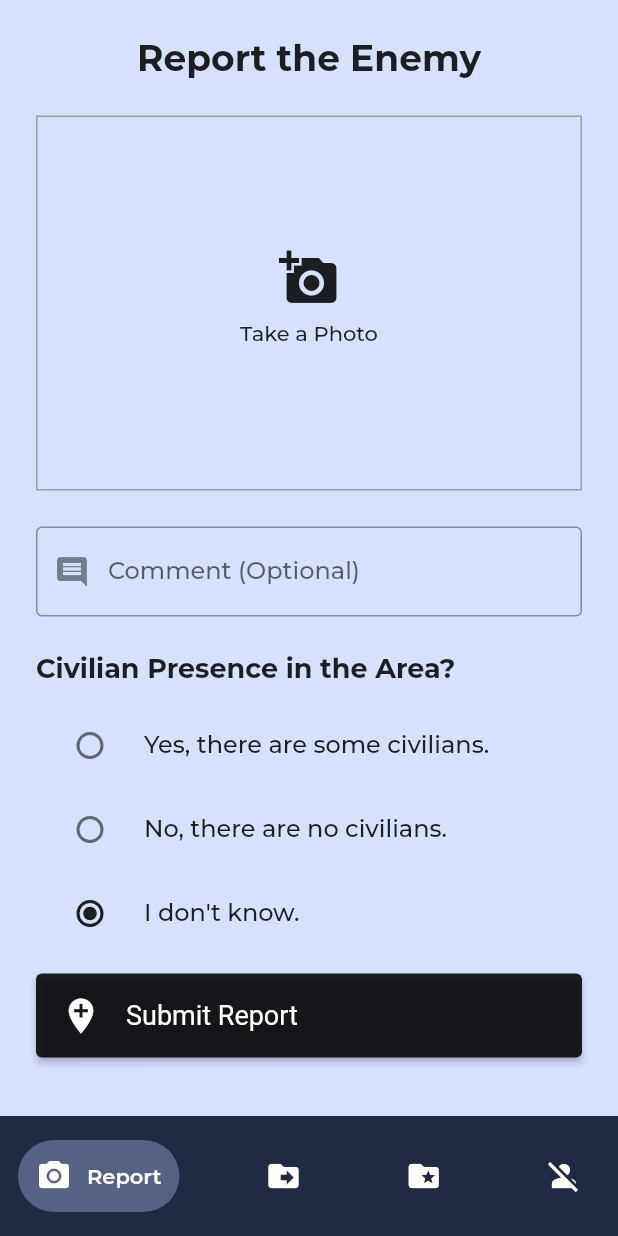
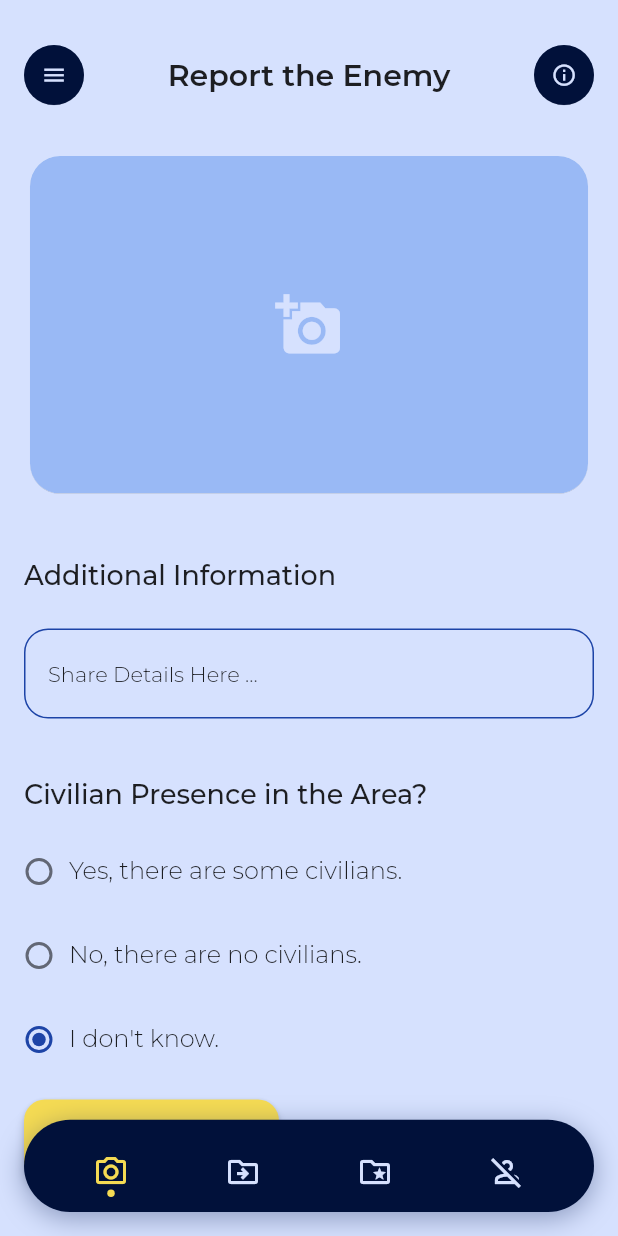
Before and after one commit to Igorkoff/TankHunter, a Flutter app: the screen it shows once a user with an empty profile is signed in, on a phone screen of 412 x 824 dp. Run offline on Flutter 3.47's test engine with Material 2 defaults, Android fonts, the phone set to English and light mode, and no system bars; drawn by our look-alikes of dot_navigation_bar, google_nav_bar, keyboard_dismisser; our stand-ins replace cloud_firestore, dio, firebase_auth, firebase_core, firebase_storage, flutter_svg and 7 more; missing offline and left inert: dio_cache_interceptor, dio_cache_interceptor_hive_store, firebase_ml_model_downloader, google_mlkit_image_labeling, observe_internet_connectivity, swipeable_tile; accounts and stored records are empty; project files that could hold a hidden picture were left out.

Commit message:
UI Improvements

```diff
--- a/lib/main.dart
+++ b/lib/main.dart
@@ -1,9 +1,9 @@
+import 'package:dot_navigation_bar/dot_navigation_bar.dart';
 import 'package:flutter/material.dart';
 import 'package:flutter/services.dart';
 import 'package:hive_flutter/hive_flutter.dart';
 import 'package:firebase_auth/firebase_auth.dart';
 import 'package:firebase_core/firebase_core.dart';
-import 'package:google_nav_bar/google_nav_bar.dart';
 import 'package:google_fonts/google_fonts.dart';
 
 import 'package:tank_hunter/presentation/pages/auth_page.dart';
@@ -43,9 +43,13 @@ class TankHunter extends StatelessWidget {
           titleMedium:
               GoogleFonts.montserrat(textStyle: textTheme.titleMedium, fontSize: 16.0, fontWeight: FontWeight.w500),
           titleSmall:
-              GoogleFonts.montserrat(textStyle: textTheme.titleSmall, fontSize: 14.0, fontWeight: FontWeight.w300),
+              GoogleFonts.montserrat(textStyle: textTheme.titleSmall, fontSize: 14.0, fontWeight: FontWeight.w500),
+          labelLarge:
+              GoogleFonts.montserrat(textStyle: textTheme.labelLarge, fontSize: 18.0, fontWeight: FontWeight.w500),
+          bodyLarge:
+              GoogleFonts.montserrat(textStyle: textTheme.bodyLarge, fontSize: 16.0, fontWeight: FontWeight.w300),
           bodyMedium:
-              GoogleFonts.montserrat(textStyle: textTheme.bodyMedium, fontSize: 14.0, fontWeight: FontWeight.w400),
+              GoogleFonts.montserrat(textStyle: textTheme.bodyMedium, fontSize: 14.0, fontWeight: FontWeight.w300),
         ),
       ),
       home: StreamBuilder<User?>(
@@ -87,11 +91,11 @@ class _RootPageState extends State<RootPage> {
     const EnemyLossesPage(),
   ];
 
-  final List<GButton> _destinations = [
-    const GButton(icon: Icons.camera_alt, text: 'Report'),
-    const GButton(icon: Icons.drive_file_move, text: 'Pending'),
-    const GButton(icon: Icons.folder_special, text: 'Awards'),
-    const GButton(icon: Icons.person_off, text: 'Losses'),
+  final List<DotNavigationBarItem> _destinations = [
+    DotNavigationBarItem(icon: const Icon(Icons.camera_alt_outlined)),
+    DotNavigationBarItem(icon: const Icon(Icons.drive_file_move_outlined)),
+    DotNavigationBarItem(icon: const Icon(Icons.folder_special_outlined)),
+    DotNavigationBarItem(icon: const Icon(Icons.person_off_outlined)),
   ];
 
   final PageController _pageController = PageController(
@@ -113,12 +117,20 @@ class _RootPageState extends State<RootPage> {
   }
 
   Widget buildPageView() {
-    return PageView(
+    return AnnotatedRegion<SystemUiOverlayStyle>(
+      value: SystemUiOverlayStyle.dark.copyWith(
+        statusBarColor: const Color(0xff01113A),
+      ),
+      child: SafeArea(
+        maintainBottomViewPadding: true,
+        child: PageView(
             onPageChanged: (index) {
               pageChanged(index);
             },
             controller: _pageController,
-        children: _pages);
+            children: _pages),
+      ),
+    );
   }
 
   @override
@@ -128,34 +140,25 @@ class _RootPageState extends State<RootPage> {
 
   @override
   Widget build(BuildContext context) {
-    return SafeArea(
-      child: Scaffold(
+    return Scaffold(
+      extendBody: true,
+      body: buildPageView(),
       drawer: const MyNavigationDrawer(),
-        // appBar: AppBar(
-        //   title: const Text('Tank Hunter'),
-        //   backgroundColor: const Color.fromRGBO(32, 42, 68, 1),
-        // ),
-        body: buildPageView(),
-        bottomNavigationBar: Container(
-          color: const Color.fromRGBO(32, 42, 68, 1),
-          child: Padding(
-            padding: const EdgeInsets.symmetric(horizontal: 12.0, vertical: 16.0),
-            child: GNav(
-              gap: 10.0,
-              haptic: false,
-              padding: const EdgeInsets.all(12.0),
-              color: const Color.fromRGBO(255, 253, 250, 1),
-              activeColor: const Color.fromRGBO(255, 253, 250, 1),
-              backgroundColor: const Color.fromRGBO(32, 42, 68, 1),
-              tabBackgroundColor: const Color.fromRGBO(85, 98, 131, 1),
-              tabs: _destinations,
-              selectedIndex: _currentPage,
-              onTabChange: (int index) {
+      bottomNavigationBar: DotNavigationBar(
+        borderRadius: 40,
+        enablePaddingAnimation: false,
+        backgroundColor: const Color(0xff01113A),
+        selectedItemColor: const Color(0xffF5DB53),
+        unselectedItemColor: const Color(0xffD6E1FE),
+        paddingR: const EdgeInsets.fromLTRB(22.0, 20.0, 22.0, 10.0),
+        marginR: const EdgeInsets.symmetric(horizontal: 16.0, vertical: 16.0),
+        itemPadding: const EdgeInsets.symmetric(vertical: 2.5, horizontal: 16.0),
+        boxShadow: const [BoxShadow(color: Color.fromRGBO(25, 44, 94, 0.4), offset: Offset(0, 4), blurRadius: 15.0)],
+        items: _destinations,
+        currentIndex: _currentPage,
+        onTap: (int index) {
           destinationSelected(index);
         },
-            ),
-          ),
-        ),
       ),
     );
   }
--- a/lib/presentation/components/app_bar.dart
+++ b/lib/presentation/components/app_bar.dart
@@ -20,17 +20,17 @@ Widget buildAppBar({
               buildAppBarButton(
                 context: context,
                 icon: leftButtonIcon ?? Icons.menu_outlined,
-                onClicked: leftButtonFunction ?? () => Scaffold.of(context).openDrawer(),
+                onPressed: leftButtonFunction ?? () => Scaffold.of(context).openDrawer(),
               ),
               Text(title, style: Theme.of(context).textTheme.titleLarge),
               buildAppBarButton(
                 context: context,
                 icon: rightButtonIcon ?? Icons.info_outline,
-                onClicked: rightButtonFunction ?? () {},
+                onPressed: rightButtonFunction ?? () {},
               ),
             ],
           ),
-          subtitle != null ? Text(subtitle, style: Theme.of(context).textTheme.titleSmall) : Container(),
+          subtitle != null ? Text(subtitle, style: Theme.of(context).textTheme.bodyMedium) : Container(),
         ],
       ),
     );
--- a/lib/presentation/components/my_buttons.dart
+++ b/lib/presentation/components/my_buttons.dart
@@ -1,29 +1,31 @@
 import 'package:flutter/material.dart';
 
-Widget buildIconButton({
+Widget buildSubmitButton({
+  required context,
   required String title,
-  required IconData icon,
-  required VoidCallback onClicked,
+  required VoidCallback onPressed,
+  Color? backgroundColor,
+  Color? foregroundColor,
+  double? width,
+  double? height,
 }) =>
     ElevatedButton(
-      style: ElevatedButton.styleFrom(
-        minimumSize: const Size.fromHeight(56),
-        textStyle: const TextStyle(fontSize: 18),
-      ),
-      onPressed: onClicked,
-      child: Row(
-        children: [
-          Icon(icon, size: 28),
-          const SizedBox(width: 16),
-          Text(title),
-        ],
-      ),
-    );
+        onPressed: onPressed,
+        style: ElevatedButton.styleFrom(
+          elevation: 2.5,
+          shadowColor: const Color(0xff000000),
+          backgroundColor: backgroundColor ?? const Color(0xffF5DB53),
+          foregroundColor: foregroundColor ?? const Color(0xff01113A),
+          fixedSize: Size(width ?? 170.0, height ?? 56.0),
+          shape: RoundedRectangleBorder(borderRadius: BorderRadius.circular(14.0)),
+          textStyle: Theme.of(context).textTheme.titleSmall,
+        ),
+        child: Text(title));
 
 Widget buildAppBarButton({
   required context,
   required IconData icon,
-  required VoidCallback onClicked,
+  required VoidCallback onPressed,
 }) =>
     SizedBox(
       width: 40,
@@ -32,7 +34,7 @@ Widget buildAppBarButton({
         child: FloatingActionButton(
           backgroundColor: const Color(0xff01113A),
           elevation: 0.15,
-          onPressed: onClicked,
+          onPressed: onPressed,
           child: Icon(
             icon,
             color: const Color(0xffD6E1FE),
--- a/lib/presentation/components/my_navigation_drawer.dart
+++ b/lib/presentation/components/my_navigation_drawer.dart
@@ -1,7 +1,7 @@
+import 'package:flutter/material.dart';
 import 'package:firebase_auth/firebase_auth.dart';
-import 'package:flutter/material.dart';
 import 'package:tank_hunter/data/hive_database.dart';
-import 'package:tank_hunter/main.dart';
+
 import 'drawer_item.dart';
 
 class MyNavigationDrawer extends StatefulWidget {
--- /dev/null
+++ b/lib/presentation/components/snack_bar.dart
@@ -0,0 +1,11 @@
+import 'package:flutter/material.dart';
+
+SnackBar buildSnackBar({
+  required String messageText,
+  required bool isError,
+}) =>
+    SnackBar(
+      backgroundColor: isError ? Colors.red : Colors.green,
+      duration: isError ? const Duration(seconds: 3) : const Duration(seconds: 1),
+      content: Text(messageText),
+    );
--- a/lib/presentation/pages/enemy_losses_page.dart
+++ b/lib/presentation/pages/enemy_losses_page.dart
@@ -36,7 +36,6 @@ class _EnemyLossesPageState extends State<EnemyLossesPage> {
               ListView(
                 shrinkWrap: true,
                 physics: const ScrollPhysics(),
-                padding: const EdgeInsets.only(bottom: 24.0),
                 children: [
                   _buildListTile(
                     title: snapshot.data!.data.stats.personnel_units.toString(),
@@ -122,11 +121,11 @@ class _EnemyLossesPageState extends State<EnemyLossesPage> {
                     subtitle: 'ATGM and SRBM',
                     imagePath: 'assets/icons/icon-trk.svg',
                   ),
-                  Column(
-                    children: [
-                      const SizedBox(height: 10.0),
-                      Text('Glory To Ukraine!  🇺🇦', style: Theme.of(context).textTheme.titleLarge)
-                    ],
+                  Center(
+                    child: Container(
+                      margin: EdgeInsets.only(top: 14.0, bottom: (MediaQuery.of(context).size.height * .18)),
+                      child: Text('Glory To Ukraine!  🇺🇦', style: Theme.of(context).textTheme.titleLarge),
+                    ),
                   )
                 ],
               ),
@@ -135,7 +134,7 @@ class _EnemyLossesPageState extends State<EnemyLossesPage> {
         } else if (snapshot.hasError) {
           String currentDate = DateFormat('dd.MM.yyyy').format(DateTime.now());
           String currentDay = (DateTime.now().difference(DateTime(2022, 2, 24)).inDays + 1).toString();
-          return Column(
+          return ListView(
             children: [
               buildAppBar(context: context, title: 'Russian Losses', subtitle: '$currentDate, Day $currentDay'),
               Container(
--- a/lib/presentation/pages/pending_reports_page.dart
+++ b/lib/presentation/pages/pending_reports_page.dart
@@ -9,7 +9,9 @@ import 'package:tank_hunter/data/firebase_database.dart';
 import 'package:observe_internet_connectivity/observe_internet_connectivity.dart';
 
 import '../../domain/pending_report.dart';
+
 import '../components/app_bar.dart';
+import '../components/snack_bar.dart';
 import '../components/info_card.dart';
 
 class PendingReportsPage extends StatefulWidget {
@@ -86,7 +88,7 @@ class _PendingReportsPageState extends State<PendingReportsPage> {
                 } else {
                   if (context.mounted) {
                     ScaffoldMessenger.of(context)
-                        .showSnackBar(_buildSnackBar(messageText: 'Error: No Internet Connection', isError: true));
+                        .showSnackBar(buildSnackBar(messageText: 'Error: No Internet Connection', isError: true));
                   }
                 }
               },
@@ -96,7 +98,7 @@ class _PendingReportsPageState extends State<PendingReportsPage> {
                   ListView.separated(
                     shrinkWrap: true,
                     physics: const ScrollPhysics(),
-                    padding: const EdgeInsets.only(bottom: 24.0),
+                    padding: EdgeInsets.only(bottom: (MediaQuery.of(context).size.height * .18)),
                     itemCount: pendingReports.length,
                     itemBuilder: (context, index) {
                       final pendingReport = pendingReports[index];
@@ -114,7 +116,7 @@ class _PendingReportsPageState extends State<PendingReportsPage> {
               ),
             );
           } else {
-            return Column(
+            return ListView(
               children: [
                 buildAppBar(context: context, title: 'Pending Reports', subtitle: 'Nothing to Upload'),
                 Container(
@@ -223,13 +225,3 @@ Widget _buildSwipeActionRight() => Container(
       decoration: const BoxDecoration(color: Colors.red),
       child: const Icon(Icons.delete, color: Color.fromRGBO(255, 253, 250, 1)),
     );
-
-SnackBar _buildSnackBar({
-  required String messageText,
-  required bool isError,
-}) =>
-    SnackBar(
-      backgroundColor: isError ? Colors.red : Colors.green,
-      duration: isError ? const Duration(seconds: 3) : const Duration(seconds: 1),
-      content: Text(messageText),
-    );
--- a/lib/presentation/pages/report_page.dart
+++ b/lib/presentation/pages/report_page.dart
@@ -7,12 +7,15 @@ import 'package:image_picker/image_picker.dart';
 import 'package:keyboard_dismisser/keyboard_dismisser.dart';
 import 'package:firebase_ml_model_downloader/firebase_ml_model_downloader.dart';
 import 'package:observe_internet_connectivity/observe_internet_connectivity.dart';
+import 'package:tank_hunter/presentation/components/my_buttons.dart';
 
 import '../../domain/report.dart';
 import '../../domain/utility.dart';
 import '../../domain/classifier.dart';
 import '../../data/hive_database.dart';
 import '../../data/firebase_database.dart';
+import '../components/app_bar.dart';
+import '../components/snack_bar.dart';
 
 class ReportPage extends StatefulWidget {
   const ReportPage({Key? key}) : super(key: key);
@@ -118,7 +121,7 @@ class _ReportPageState extends State<ReportPage> {
         barrierDismissible: false,
         context: context,
         builder: (context) {
-          return const Center(child: CircularProgressIndicator());
+          return const Center(child: CircularProgressIndicator(color: Color(0xff0037C3)));
         });
 
     report.setUserComment(commentController.text);
@@ -156,111 +159,147 @@ class _ReportPageState extends State<ReportPage> {
       },
       child: KeyboardDismisser(
         gestures: const [
-          GestureType.onTap,
           GestureType.onVerticalDragDown,
         ],
         child: ListView(
-          padding: const EdgeInsets.all(24),
           children: [
-            const Center(
-              child: Column(
-                children: [
-                  Text('Report the Enemy', style: TextStyle(fontSize: 24, fontWeight: FontWeight.bold)),
-                  SizedBox(height: 24),
+            buildAppBar(context: context, title: 'Report the Enemy'),
+            Container(
+              margin: const EdgeInsets.symmetric(horizontal: 16.0),
+              child: _buildImagePicker(),
+            ),
+            const SizedBox(height: 40),
+            Container(
+                margin: const EdgeInsets.symmetric(horizontal: 16.0),
+                child: Text('Additional Information', style: Theme.of(context).textTheme.labelLarge)),
+            const SizedBox(height: 24),
+            Container(
+              margin: const EdgeInsets.symmetric(horizontal: 16.0),
+              child: _buildComment(),
+            ),
+            const SizedBox(height: 40),
+            Container(
+                margin: const EdgeInsets.symmetric(horizontal: 16.0),
+                child: Text('Civilian Presence in the Area?', style: Theme.of(context).textTheme.labelLarge)),
+            const SizedBox(height: 12),
+            Container(
+                margin: const EdgeInsets.symmetric(horizontal: 6.0),
+                child: _buildRadioButton(title: 'Yes, there are some civilians.', value: CivilianPresence.yes)),
+            Container(
+                margin: const EdgeInsets.symmetric(horizontal: 6.0),
+                child: _buildRadioButton(title: 'No, there are no civilians.', value: CivilianPresence.no)),
+            Container(
+                margin: const EdgeInsets.symmetric(horizontal: 6.0),
+                child: _buildRadioButton(title: 'I don\'t know.', value: CivilianPresence.unknown)),
+            const SizedBox(height: 12),
+            Container(
+              margin: const EdgeInsets.symmetric(horizontal: 16.0),
+              child: Align(
+                alignment: Alignment.centerLeft,
+                child: buildSubmitButton(
+                  context: context,
+                  title: 'Submit',
+                  onPressed: _submitReport,
+                ),
+              ),
+            ),
+            SizedBox(height: (MediaQuery.of(context).size.height * .18)),
           ],
         ),
       ),
-            MaterialButton(
-              height: 250.0,
-              padding: EdgeInsets.zero,
-              shape: report.image != null ? const Border(top: BorderSide.none) : Border.all(color: Colors.grey),
-              onPressed: () async {
+    );
+  }
+
+  Widget _buildImagePicker() => Card(
+        shape: RoundedRectangleBorder(borderRadius: BorderRadius.circular(20)),
+        elevation: 0.15,
+        child: Ink(
+          height: 225.0,
+          width: MediaQuery.of(context).size.width,
+          decoration: BoxDecoration(
+            borderRadius: BorderRadius.circular(20.0),
+            color: const Color(0xff99B9F5),
+          ),
+          child: InkWell(
+            onTap: () async {
               if (kDebugMode) {
                 await _pickImage(ImageSource.gallery);
               } else if (kReleaseMode) {
                 await _pickImage(ImageSource.camera);
               }
             },
+            onLongPress: () async {
+              await _pickImage(ImageSource.gallery);
+            },
             child: report.image != null
-                  ? Image.file(report.image!, fit: BoxFit.cover, height: 250.0, width: 350.0)
+                ? ClipRRect(
+                    borderRadius: BorderRadius.circular(20.0),
+                    child: Image.file(
+                      report.image!,
+                      fit: BoxFit.cover,
+                      height: 225.0,
+                      width: MediaQuery.of(context).size.width,
+                    ),
+                  )
                 : canProcess
                     ? const Column(
+                        mainAxisAlignment: MainAxisAlignment.center,
+                        crossAxisAlignment: CrossAxisAlignment.center,
                         children: [
-                            Icon(Icons.add_a_photo, size: 40),
-                            Padding(
-                              padding: EdgeInsets.symmetric(vertical: 8.0),
-                              child: Text('Take a Photo'),
-                            ),
+                          Icon(color: Color(0xffD6E1FE), Icons.add_a_photo, size: 45),
                         ],
                       )
-                      : const CircularProgressIndicator(color: Colors.black87),
-            ),
-            const SizedBox(height: 24),
-            buildComment(),
-            const SizedBox(height: 24),
-            const Text(
-              'Civilian Presence in the Area?',
-              style: TextStyle(
-                fontSize: 18,
-                fontWeight: FontWeight.bold,
-              ),
-            ),
-            const SizedBox(height: 12),
-            buildRadioButton(title: 'Yes, there are some civilians.', value: CivilianPresence.yes),
-            buildRadioButton(title: 'No, there are no civilians.', value: CivilianPresence.no),
-            buildRadioButton(title: 'I don\'t know.', value: CivilianPresence.unknown),
-            const SizedBox(height: 12),
-            buildButton(
-              title: 'Submit Report',
-              icon: Icons.add_location,
-              onClicked: _submitReport,
-            ),
-            const SizedBox(height: 12),
+                    : const Column(
+                        mainAxisAlignment: MainAxisAlignment.center,
+                        crossAxisAlignment: CrossAxisAlignment.center,
+                        children: [
+                          CircularProgressIndicator(color: Color(0xffD6E1FE)),
                         ],
                       ),
           ),
-    );
-  }
-
-  SnackBar buildSnackBar({
-    required String messageText,
-    required bool isError,
-  }) =>
-      SnackBar(
-        backgroundColor: isError ? Colors.red : Colors.green,
-        duration: isError ? const Duration(seconds: 3) : const Duration(seconds: 1),
-        content: Text(messageText),
+        ),
       );
 
-  Widget buildComment() => TextFormField(
+  Widget _buildComment() => TextFormField(
         focusNode: commentFocusNode,
         controller: commentController,
-        minLines: 1,
-        maxLines: 4,
-        textAlign: TextAlign.justify,
+        maxLines: 1,
+        style: Theme.of(context).textTheme.bodyMedium,
         decoration: InputDecoration(
-          labelText: 'Comment (Optional)',
-          prefixIcon: const Icon(Icons.comment),
+          hintText: 'Share Details Here ...',
+          hintStyle: Theme.of(context).textTheme.bodyMedium,
+          border: OutlineInputBorder(
+              borderSide: const BorderSide(color: Color(0xff1D44A7)), borderRadius: BorderRadius.circular(16.0)),
+          enabledBorder: OutlineInputBorder(
+              borderSide: const BorderSide(color: Color(0xff1D44A7)), borderRadius: BorderRadius.circular(16.0)),
+          focusedBorder: OutlineInputBorder(
+              borderSide: const BorderSide(color: Color(0xff1D44A7)), borderRadius: BorderRadius.circular(16.0)),
+          contentPadding: const EdgeInsets.symmetric(horizontal: 16.0, vertical: 21.5),
           suffixIcon: commentController.text.isEmpty
               ? Container(width: 0)
               : IconButton(
                   icon: const Icon(Icons.close),
                   onPressed: () => commentController.clear(),
                 ),
-          border: const OutlineInputBorder(),
         ),
         keyboardType: TextInputType.multiline,
         textInputAction: TextInputAction.done,
       );
 
-  Widget buildRadioButton({
+  Widget _buildRadioButton({
     required String title,
     required CivilianPresence value,
   }) =>
       RadioListTile<CivilianPresence>(
-        title: Text(title),
+        contentPadding: EdgeInsets.zero,
+        title: Transform.translate(
+            offset: const Offset(-16, 0),
+            child: Text(
+              title,
+              style: Theme.of(context).textTheme.bodyLarge,
+            )),
         value: value,
-        activeColor: Colors.black87,
+        activeColor: const Color(0xff1D44A7),
         groupValue: civilianPresence,
         onChanged: (CivilianPresence? value) {
           setState(() {
@@ -268,25 +307,4 @@ class _ReportPageState extends State<ReportPage> {
           });
         },
       );
-
-  Widget buildButton({
-    required String title,
-    required IconData icon,
-    required VoidCallback onClicked,
-  }) =>
-      ElevatedButton(
-        style: ElevatedButton.styleFrom(
-          backgroundColor: Colors.black87,
-          minimumSize: const Size.fromHeight(56),
-          textStyle: const TextStyle(fontSize: 18),
-        ),
-        onPressed: onClicked,
-        child: Row(
-          children: [
-            Icon(icon, size: 28),
-            const SizedBox(width: 16),
-            Text(title),
-          ],
-        ),
-      );
 }
--- a/pubspec.yaml
+++ b/pubspec.yaml
@@ -43,10 +43,9 @@ dependencies:
   flutter_fast_forms: ^9.0.0
   keyboard_dismisser: ^3.0.0
   permission_handler: ^10.2.0
+  swipeable_tile: ^2.0.0+3
   flutter_svg: ^1.1.6
   google_fonts: ^4.0.3
-  google_nav_bar: ^5.0.6
-  swipeable_tile: ^2.0.0+3
   hive: ^2.2.3
   hive_flutter: ^1.1.0
   intl: ^0.17.0
@@ -58,6 +57,7 @@ dependencies:
   google_mlkit_image_labeling: ^0.5.0
   firebase_ml_model_downloader: ^0.2.0+11
   observe_internet_connectivity: ^1.0.2
+  dot_navigation_bar: ^1.0.1+4
 
 dev_dependencies:
   flutter_test:
```
Also changed, not shown: pubspec.lock. Lines whose indentation alone changed are shown as unchanged.
